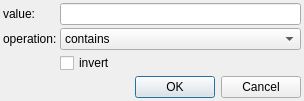
Old version of the form src/TSVview/GrepDialog.ui in the repository marc-sturm/TSVview.
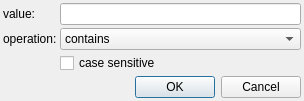
New version of the form.

```diff
--- a/src/TSVview/GrepDialog.ui
+++ b/src/TSVview/GrepDialog.ui
@@ -58,7 +58,7 @@
    <item row="2" column="1">
     <widget class="QCheckBox" name="invert">
      <property name="text">
-      <string>invert</string>
+      <string>case sensitive</string>
      </property>
     </widget>
    </item>
```
Left out of the diff: 9 changed lines with no effect on the pictures.
